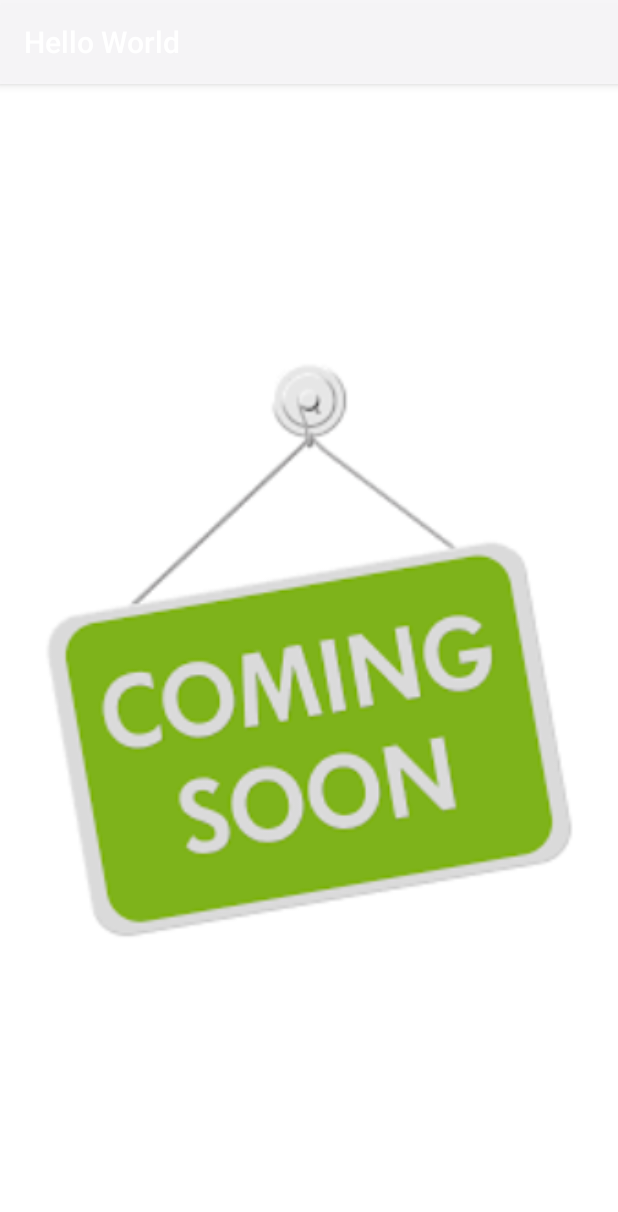
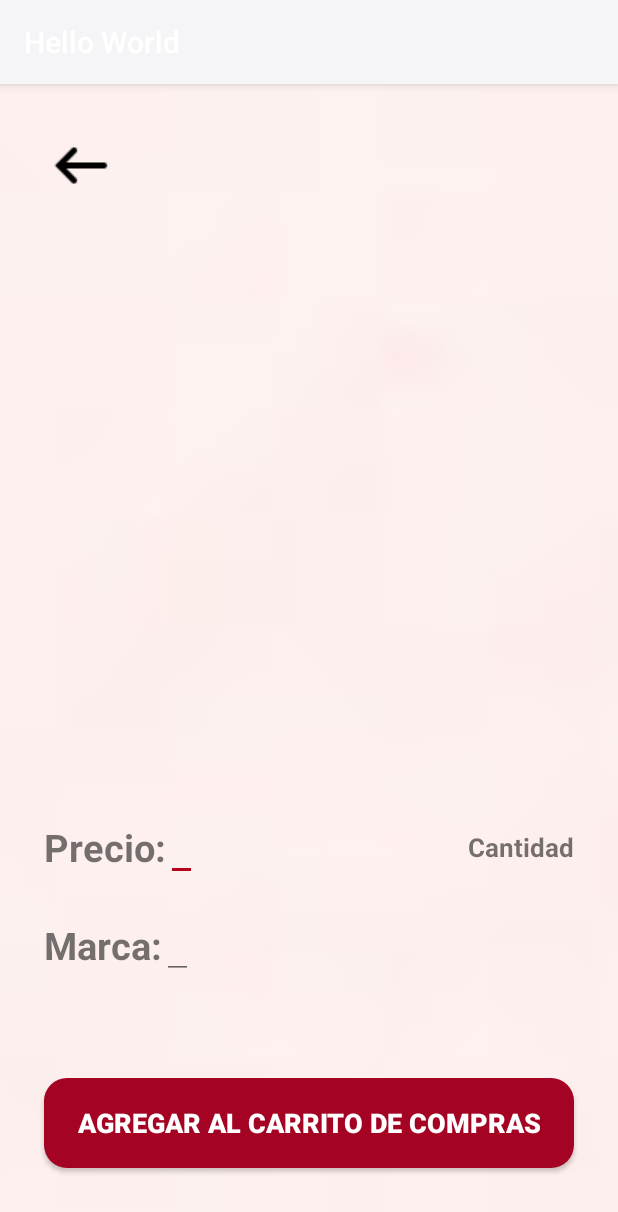
Before and after one commit to LuCisneros/Gupo-Hello-World---Programacion-3, an Android app: the ProductsActivity screen opened directly, with no data from a screen before it, on a phone screen of 412 x 824 dp. Shown: the top 1212 px of the screen. Run offline under Robolectric (Android 15) with nearby library versions, the phone set to English and light mode, and no system bars.

Commit message:
productsActivity

```diff
--- a/app/src/main/java/com/example/helloworld/ProductsActivity.java
+++ b/app/src/main/java/com/example/helloworld/ProductsActivity.java
@@ -1,12 +1,20 @@
 package com.example.helloworld;
 
+import android.content.Intent;
 import android.os.Bundle;
+import android.view.View;
 import android.widget.Button;
+import android.widget.EditText;
 import android.widget.ImageButton;
 
 import androidx.appcompat.app.AppCompatActivity;
 
 public class ProductsActivity extends AppCompatActivity {
+
+    EditText precio;
+    EditText marca;
+    EditText cantidad;
+    ImageButton back_arrow;
 
 
     @Override
@@ -15,6 +23,20 @@ public class ProductsActivity extends AppCompatActivity {
 
         setContentView(R.layout.activity_productos);
 
+        precio = findViewById(R.id.precio);
+        marca = findViewById(R.id.marca);
+        back_arrow = findViewById(R.id.backArrow2);
+
+        back_arrow.setOnClickListener(new View.OnClickListener() {
+            @Override
+            public void onClick(View view) {
+
+                final Intent intent;
+                intent = new Intent(ProductsActivity.this, MainActivity.class);
+                startActivity(intent);
+            }
+        });
+
 
     }
 }
--- a/app/src/main/res/layout/activity_productos.xml
+++ b/app/src/main/res/layout/activity_productos.xml
@@ -1,16 +1,115 @@
-<?xml version="1.0" encoding="utf-8"?>
 <FrameLayout xmlns:android="http://schemas.android.com/apk/res/android"
+    xmlns:app="http://schemas.android.com/apk/res-auto"
     android:layout_width="match_parent"
     android:layout_height="match_parent"
-    android:background="#FFFFFF"
     xmlns:tools="http://schemas.android.com/tools">
 
     <ImageView
         android:layout_width="match_parent"
         android:layout_height="match_parent"
-        android:src="@drawable/imagescs">
+        android:scaleType="centerCrop"
+        android:src="@drawable/fondo"/>
 
-    </ImageView>
+        <ImageButton
+            android:id="@+id/backArrow2"
+            android:layout_width="wrap_content"
+            android:layout_height="wrap_content"
+            android:layout_marginTop="@dimen/margin_small"
+            android:layout_marginLeft="@dimen/margin_small"
+            android:background="?attr/selectableItemBackgroundBorderless"
+            android:src="@drawable/back_arrow"/>
 
+    <LinearLayout
+        android:layout_width="match_parent"
+        android:layout_height="match_parent"
+        android:orientation="vertical"
+        android:gravity="start">
 
+        <ImageView
+            android:layout_width="match_parent"
+            android:layout_height="350dp"
+            android:layout_marginTop="90dp"/>
+
+        <View
+            android:layout_width="match_parent"
+            android:layout_height="wrap_content"
+            android:layout_weight="1"/>
+
+        <LinearLayout
+            android:layout_width="match_parent"
+            android:layout_height="wrap_content"
+            android:layout_marginBottom="20dp"
+            android:orientation="horizontal"
+            android:gravity="center_vertical">
+
+            <TextView
+                android:layout_width="wrap_content"
+                android:layout_height="wrap_content"
+                android:layout_marginLeft="@dimen/margin_small"
+                android:textSize="25dp"
+                android:textStyle="bold"
+                android:text="@string/precio"/>
+
+            <EditText
+                android:id="@+id/precio"
+                android:layout_width="wrap_content"
+                android:layout_height="wrap_content"
+                android:inputType="text"/>
+
+            <TextView
+                android:layout_width="match_parent"
+                android:layout_height="wrap_content"
+                android:textStyle="bold"
+                android:textSize="17dp"
+                android:layout_marginRight="@dimen/margin_small"
+                android:text="@string/cantidad"
+                android:gravity="end" />
+
+        </LinearLayout>
+
+        <LinearLayout
+            android:layout_width="match_parent"
+            android:layout_height="wrap_content"
+            android:layout_marginBottom="20dp"
+            android:orientation="horizontal"
+            android:gravity="center_vertical">
+
+            <TextView
+                android:layout_width="wrap_content"
+                android:layout_height="wrap_content"
+                android:layout_marginLeft="@dimen/margin_small"
+                android:textSize="25dp"
+                android:textStyle="bold"
+                android:text="@string/marca"/>
+
+            <EditText
+                android:id="@+id/marca"
+                android:layout_width="wrap_content"
+                android:layout_height="wrap_content"
+                android:inputType="text"/>
+
+        </LinearLayout>
+
+        <View
+            android:layout_width="match_parent"
+            android:layout_height="wrap_content"
+            android:layout_weight="1"/>
+
+        <Button
+            android:id="@+id/agregarAlCarrito"
+            android:layout_width="match_parent"
+            android:layout_height="60dp"
+            android:layout_marginLeft="@dimen/margin_small"
+            android:layout_marginRight="@dimen/margin_small"
+            android:background="@drawable/bkg_ground"
+            android:textColor="@color/colorWhite"
+            android:textStyle="bold"
+            android:textSize="18dp"
+            android:text="@string/agregarAlCarrito"/>
+        <View
+            android:layout_width="match_parent"
+            android:layout_height="wrap_content"
+            android:layout_weight="1"/>
+
+    </LinearLayout>
 </FrameLayout>
--- a/app/src/main/res/values/strings.xml
+++ b/app/src/main/res/values/strings.xml
@@ -18,5 +18,10 @@
     <string name="cambiarCuenta">Cambiar de cuenta</string>
     <string name="cuentaNueva">Crear una cuenta nueva</string>
     <string name="cerrarSesion">Cerrar sesión</string>
+    <string name="precio">Precio:</string>
+    <string name="marca">Marca:</string>
+    <string name="cantidad">Cantidad</string>
+    <string name="agregarAlCarrito">Agregar al carrito de compras</string>
+
 
 </resources>
```
Also changed, not shown: app/src/main/res/drawable-v24/fondo.jpg.
